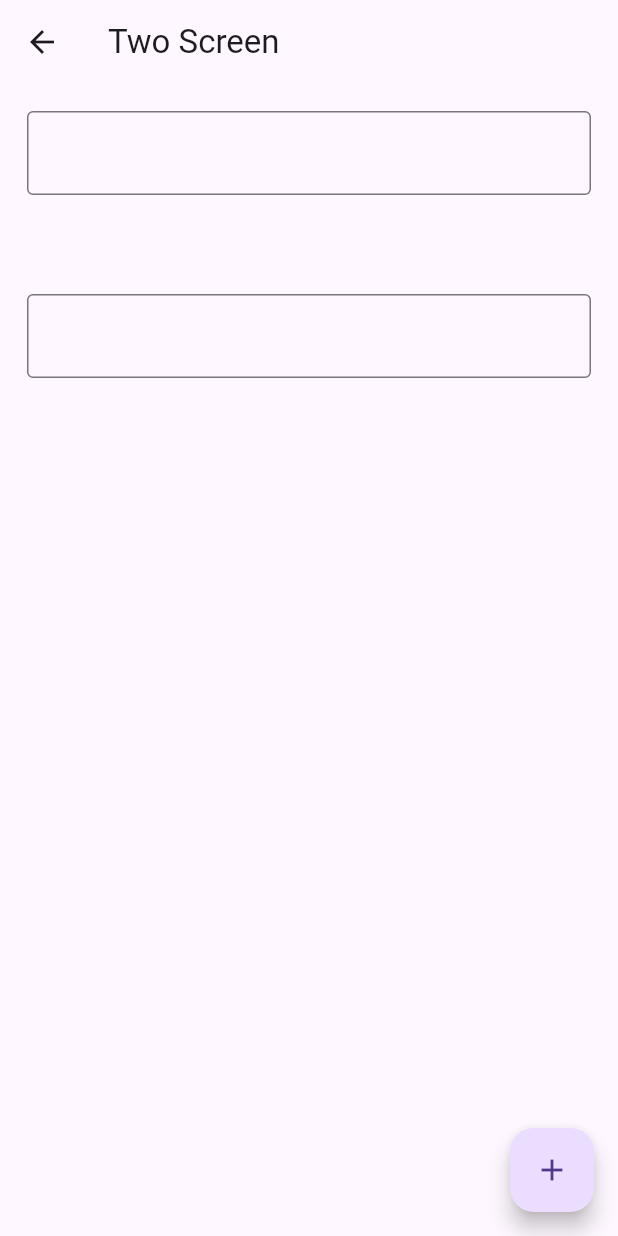
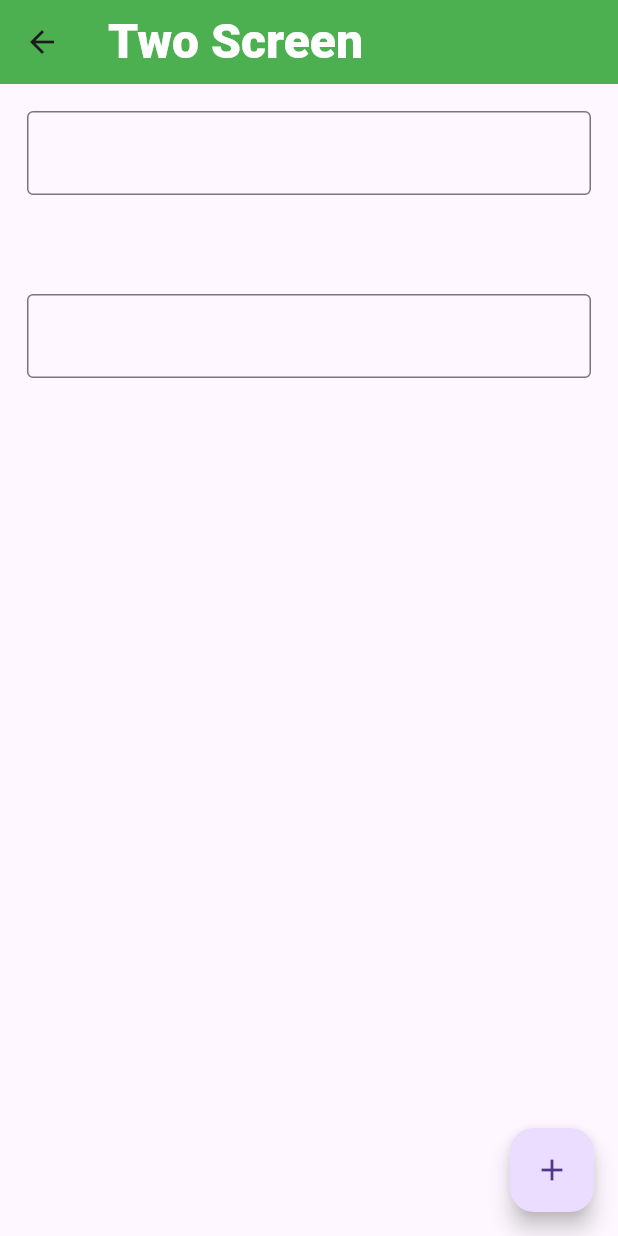
Before and after one commit to root7277/provider_state_management, a Flutter app: the screen it shows after launch, after a tap on the "add" icon, on a phone screen of 412 x 824 dp. Run offline on Flutter 3.47's test engine with Material 3 defaults, Android fonts, the phone set to English and light mode, and no system bars.

Commit message:
resurs lar bilan ishlash o'rganildi. to'g'ri kod yozish kod arxitekturasi o'rgandim

```diff
--- /dev/null
+++ b/lib/resurs/app_color.dart
@@ -0,0 +1,6 @@
+import 'package:flutter/material.dart';
+
+abstract class AppColors {
+  static Color primaryColor = Colors.green;
+  static Color appBarCol = Colors.white;
+}
--- /dev/null
+++ b/lib/resurs/app_style.dart
@@ -0,0 +1,6 @@
+import 'package:flutter/material.dart';
+import 'package:provider_state_management/resurs/app_color.dart';
+
+abstract class AppStyles {
+  static TextStyle appBarStyle = TextStyle(fontSize: 32, fontWeight: FontWeight.w800, color: AppColors.appBarCol);
+}
--- a/lib/routes/rouotes.dart
+++ b/lib/routes/rouotes.dart
@@ -1,13 +1,11 @@
 import 'package:flutter/material.dart';
 import 'package:provider_state_management/screens/one_screen.dart';
-import 'package:provider_state_management/screens/tree_screen.dart';
 import 'package:provider_state_management/screens/two_screen.dart';
 
 class RoutesPage {
   Route getRoutes(RouteSettings routeSettings) {
     const String first = '/';
     const String second = '/two';
-    const String third = '/tree';
     switch (routeSettings.name) {
       case first:
         return MaterialPageRoute(builder: (context) => const OneScreen());
@@ -15,9 +13,6 @@ class RoutesPage {
       case second:
         return MaterialPageRoute(builder: (context) => const TwoScreen());
 
-      case third:
-        return MaterialPageRoute(builder: (context) => const TreeScreen());
-
       default:
         return MaterialPageRoute(builder: (context) => const OneScreen());
     }
--- a/lib/screens/one_screen.dart
+++ b/lib/screens/one_screen.dart
@@ -1,7 +1,8 @@
 import 'package:flutter/material.dart';
 import 'package:provider/provider.dart';
 import 'package:provider_state_management/provider/model.dart';
-import 'package:provider_state_management/screens/two_screen.dart';
+import 'package:provider_state_management/resurs/app_color.dart';
+import 'package:provider_state_management/resurs/app_style.dart';
 
 class OneScreen extends StatefulWidget {
   const OneScreen({super.key});
@@ -17,7 +18,8 @@ class _OneScreenState extends State<OneScreen> {
   Widget build(BuildContext context) {
     return Scaffold(
       appBar: AppBar(
-        title: const Text('One Screen', style: TextStyle(fontSize: 30)),
+        backgroundColor: AppColors.primaryColor,
+        title: Text('One Screen', style: AppStyles.appBarStyle),
       ),
       body: Consumer<Model>(
         builder: (context, value, child) {
--- a/lib/screens/two_screen.dart
+++ b/lib/screens/two_screen.dart
@@ -2,6 +2,8 @@ import 'package:flutter/material.dart';
 import 'package:provider/provider.dart';
 import 'package:provider_state_management/provider/model.dart';
 import 'package:provider_state_management/provider/users.dart';
+import 'package:provider_state_management/resurs/app_color.dart';
+import 'package:provider_state_management/resurs/app_style.dart';
 
 class TwoScreen extends StatefulWidget {
   const TwoScreen({super.key});
@@ -17,7 +19,8 @@ class _TwoScreenState extends State<TwoScreen> {
   Widget build(BuildContext context) {
     return Scaffold(
       appBar: AppBar(
-        title: const Text('Two Screen'),
+        backgroundColor: AppColors.primaryColor,
+        title: Text('Two Screen', style: AppStyles.appBarStyle),
       ),
       body: Center(
         child: Column(
@@ -43,8 +46,7 @@ class _TwoScreenState extends State<TwoScreen> {
       floatingActionButton: FloatingActionButton(
         onPressed: () {
           context.read<Model>().getAddUser(User(name: controller_1.text, phone: controller_2.text));
-          Navigator.pushNamed(context, '/tree');
-          // Navigator.pop(context);
+          Navigator.pop(context);
         },
         child: const Icon(Icons.add),
       ),
```
Also changed, not shown: lib/screens/tree_screen.dart (deleted, +0 -12 lines), lib/resurs/app_icon.dart (added).
